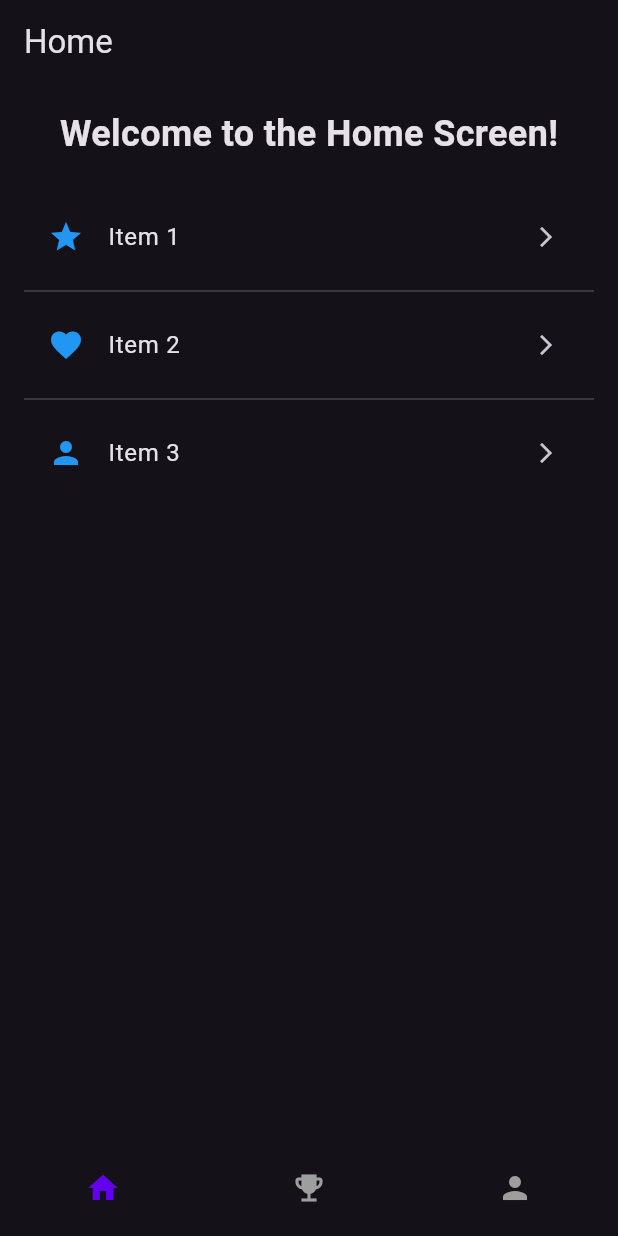
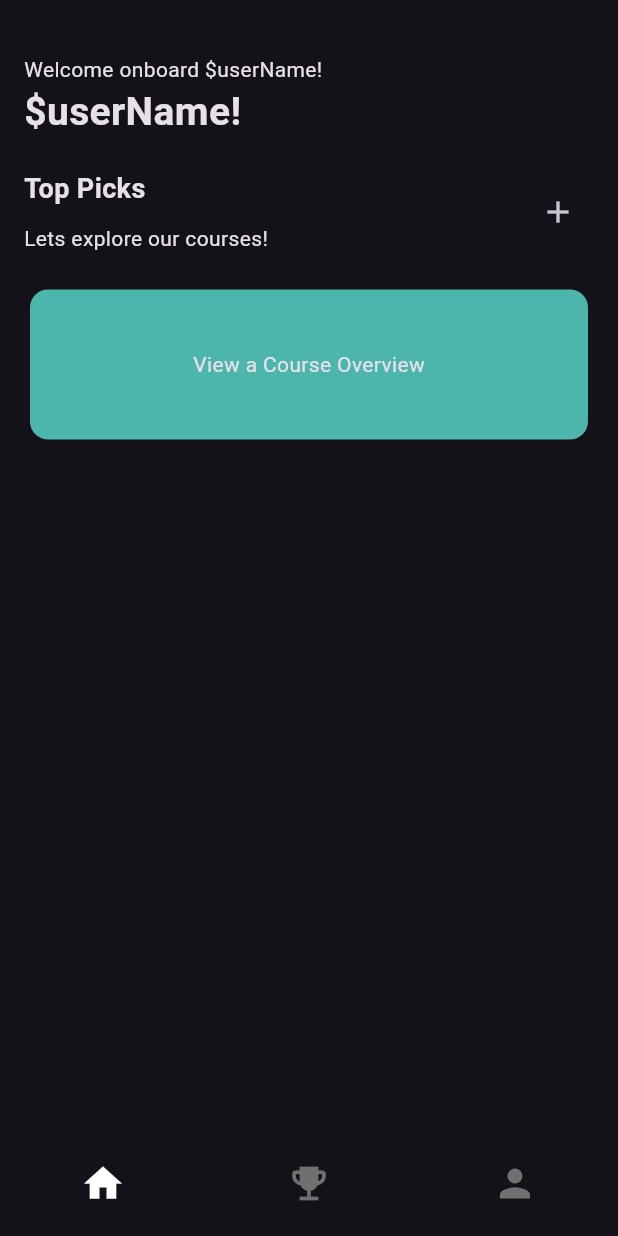
Before and after one commit to luisghdez/lumi_learn, a Flutter app: the screen it shows after launch, on a phone screen of 412 x 824 dp. Run offline on Flutter 3.47's test engine with Material 3 defaults, Android fonts, the light colour scheme and no system bars; our stand-ins replace get; Roboto replaces fonts that are missing (Poppins).

Commit message:
app structure and routes

```diff
--- a/lib/main.dart
+++ b/lib/main.dart
@@ -23,6 +23,7 @@ class MyApp extends StatelessWidget {
         primarySwatch: Colors.blue,
         // make dark theme the default
         brightness: Brightness.dark,
+        fontFamily: 'Poppins',
       ),
       home: const MainScreen(),
     );
--- a/lib/screens/home/components/home_header.dart
+++ b/lib/screens/home/components/home_header.dart
@@ -7,10 +7,22 @@ class HomeHeader extends StatelessWidget {
   @override
   Widget build(BuildContext context) {
     return Container(
-      padding: const EdgeInsets.all(16),
-      child: const Text(
-        'Welcome to the Home Screen!',
-        style: TextStyle(fontSize: 24, fontWeight: FontWeight.bold),
+      alignment: Alignment.centerLeft,
+      child: const Column(
+        crossAxisAlignment: CrossAxisAlignment.start,
+        children: [
+          const SizedBox(height: 20),
+          Text(
+            'Welcome onboard \$userName!',
+            style: TextStyle(
+              fontSize: 14,
+            ),
+          ),
+          Text(
+            '\$userName!',
+            style: TextStyle(fontSize: 26, fontWeight: FontWeight.bold),
+          ),
+        ],
       ),
     );
   }
--- a/lib/screens/home/home_screen.dart
+++ b/lib/screens/home/home_screen.dart
@@ -1,5 +1,10 @@
-// lib/screens/home/home_screen.dart
 import 'package:flutter/material.dart';
+import 'package:get/get.dart';
+import 'package:vibra_app/screens/courses/add_course_screen.dart';
+import 'package:vibra_app/screens/courses/course_overview_screen.dart';
+import 'package:vibra_app/widgets/app_scaffold.dart';
+// Assuming you have these
+
 import 'components/home_header.dart';
 import 'widgets/home_widget.dart';
 
@@ -8,16 +13,57 @@ class HomeScreen extends StatelessWidget {
 
   @override
   Widget build(BuildContext context) {
-    // Main layout of the Home Screen
-    return Scaffold(
-      appBar: AppBar(
-        title: const Text('Home'),
-      ),
-      body: const Column(
+    return AppScaffold(
+      body: Column(
         children: [
-          HomeHeader(),
-          Expanded(
-            child: HomeWidget(),
+          const HomeHeader(),
+          const SizedBox(height: 20),
+          Row(
+            mainAxisAlignment: MainAxisAlignment.spaceBetween,
+            children: [
+              const Column(
+                crossAxisAlignment: CrossAxisAlignment.start,
+                children: [
+                  Text(
+                    'Top Picks',
+                    style: TextStyle(
+                      fontSize: 18,
+                      fontWeight: FontWeight.bold,
+                    ),
+                  ),
+                  SizedBox(height: 10),
+                  Text('Lets explore our courses!'),
+                ],
+              ),
+              IconButton(
+                icon: const Icon(Icons.add),
+                onPressed: () {
+                  // Navigate to AddCourseScreen
+                  Get.to(() => AddCourseScreen());
+                },
+              ),
+            ],
+          ),
+
+          const SizedBox(height: 20),
+
+          // A Card that the user can tap to go to CourseOverviewScreen
+          InkWell(
+            onTap: () {
+              // Navigate to CourseOverviewScreen
+              Get.to(() => CourseOverviewScreen());
+            },
+            child: Card(
+              color: Colors.teal[300], // A colored card
+              child: const SizedBox(
+                height: 100, // Adjust as desired
+                child: Center(
+                  child: Text(
+                    'View a Course Overview',
+                  ),
+                ),
+              ),
+            ),
           ),
         ],
       ),
--- /dev/null
+++ b/lib/widgets/app_scaffold.dart
@@ -0,0 +1,29 @@
+import 'package:flutter/material.dart';
+
+class AppScaffold extends StatelessWidget {
+  final Widget body;
+  final PreferredSizeWidget? appBar;
+  final Widget? floatingActionButton;
+
+  const AppScaffold({
+    Key? key,
+    required this.body,
+    this.appBar,
+    this.floatingActionButton,
+  }) : super(key: key);
+
+  @override
+  Widget build(BuildContext context) {
+    return Scaffold(
+      appBar: appBar,
+      floatingActionButton: floatingActionButton,
+      // Wrap the body in Padding
+      body: SafeArea(
+        child: Padding(
+          padding: const EdgeInsets.all(16.0), // or whatever spacing
+          child: body,
+        ),
+      ),
+    );
+  }
+}
--- a/lib/widgets/bottom_nav_bar.dart
+++ b/lib/widgets/bottom_nav_bar.dart
@@ -34,10 +34,11 @@ class BottomNavbar extends StatelessWidget {
               label: Constants.profile,
             ),
           ],
-          selectedItemColor: Constants.primaryColor,
-          unselectedItemColor: Colors.grey,
+          selectedItemColor: const Color.fromARGB(255, 255, 255, 255),
+          unselectedItemColor: const Color.fromARGB(255, 112, 112, 112),
           showUnselectedLabels: false,
           showSelectedLabels: false,
+          iconSize: 30,
           type: BottomNavigationBarType.fixed,
         );
       },
```
Also changed, not shown: lib/screens/courses/add_course_screen.dart (added, +31 -0 lines), lib/screens/courses/course_overview_screen.dart (added, +38 -0 lines), lib/screens/courses/lessons/lesson_result_screen.dart (added, +54 -0 lines), lib/screens/courses/lessons/lesson_screen.dart (added, +68 -0 lines), lib/widgets/white_button.dart (added).
